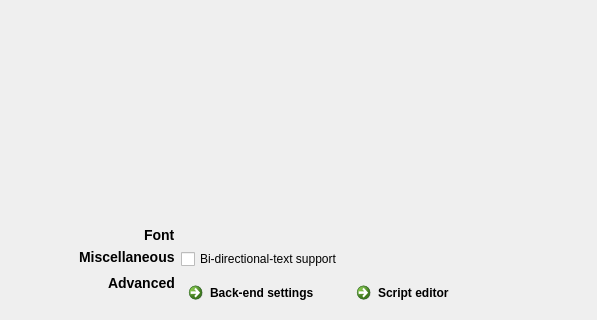
Qt form resources/ui/widgets/general_properties.ui (open-cogsci/OpenSesame) before a commit; both pictures show x 116 to 713 and y 532 to 852 of the 829 by 852 pixel window.
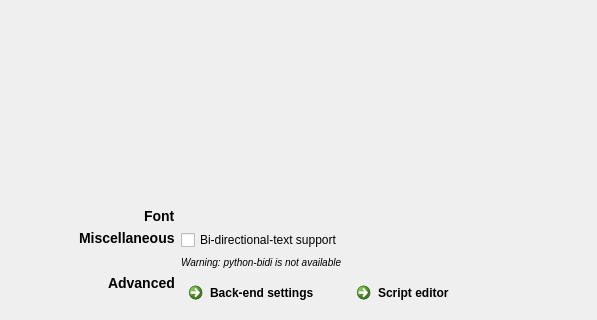
The same form after that commit. Custom widgets are drawn as their Qt base class.

Commit message: Add notification when python-bidi is not available

What changed in the file:
```diff
--- a/resources/ui/widgets/general_properties.ui
+++ b/resources/ui/widgets/general_properties.ui
@@ -346,6 +346,13 @@
            </property>
           </widget>
          </item>
+         <item row="6" column="1">
+          <widget class="QLabel" name="label_bidi_check">
+           <property name="text">
+            <string>&lt;html&gt;&lt;head/&gt;&lt;body&gt;&lt;p&gt;&lt;span style=&quot; font-size:small; font-style:italic;&quot;&gt;Warning: python-bidi is not available&lt;/span&gt;&lt;/p&gt;&lt;/body&gt;&lt;/html&gt;</string>
+           </property>
+          </widget>
+         </item>
         </layout>
        </widget>
       </item>
```
The commit also changes 2 other files.
